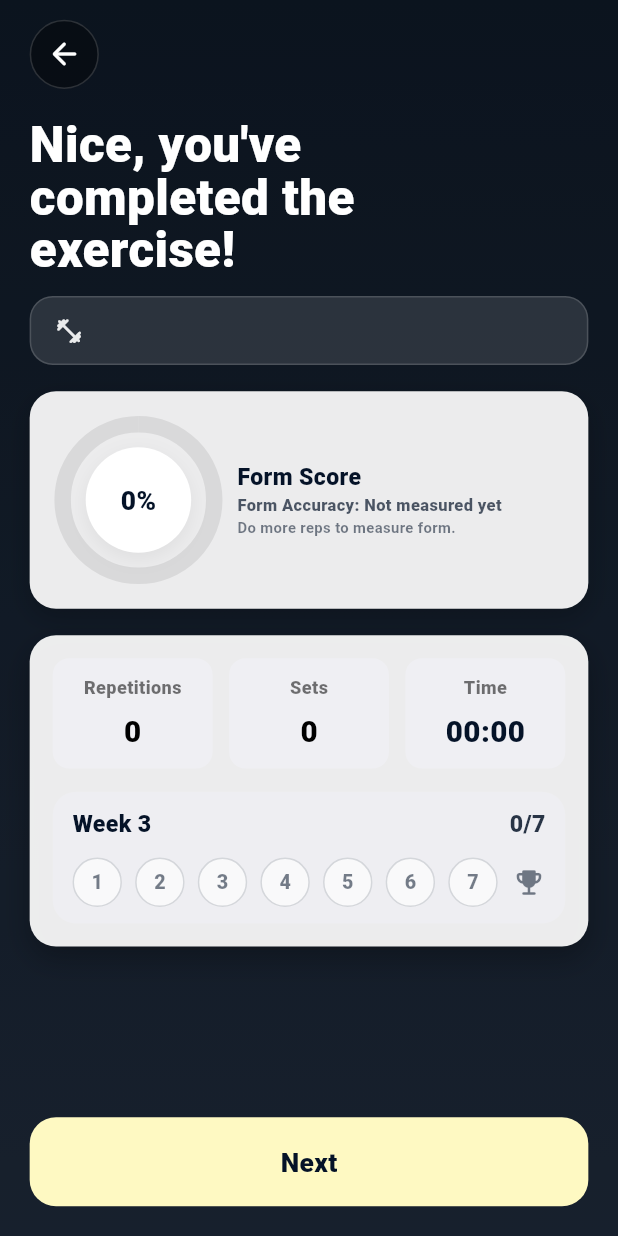
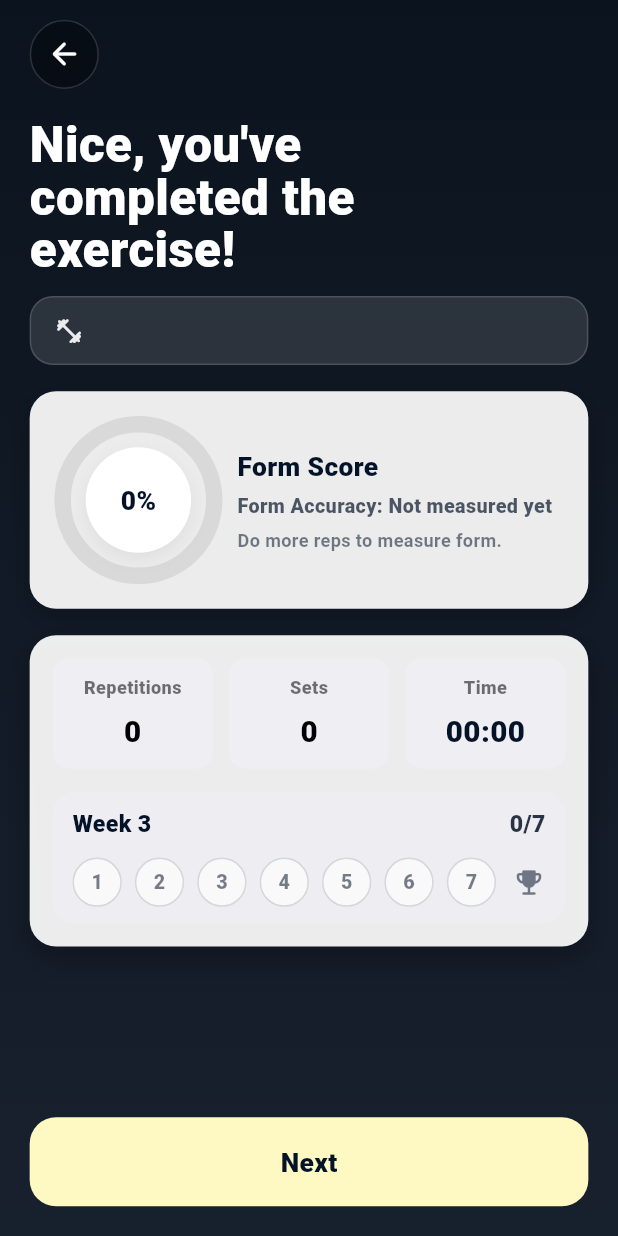
Before and after one commit to quinvrs/perFORM, a Flutter app: the ExerciseSummaryScreen screen opened directly with empty values, on a phone screen of 412 x 824 dp. Run offline on Flutter 3.47's test engine with Material 3 defaults, Android fonts, the phone set to English and light mode, and no system bars; our stand-ins replace camera, flutter_tts, image_picker, permission_handler, sqflite, video_player; missing offline and left inert: google_mlkit_pose_detection; accounts and stored records are empty.

Commit message:
ito na talaga

```diff
--- a/lib/screens/exercise_screen.dart
+++ b/lib/screens/exercise_screen.dart
@@ -1877,7 +1877,9 @@ class _ExerciseSummaryScreenState extends State<ExerciseSummaryScreen> {
 
   @override
   Widget build(BuildContext context) {
-    final s = MediaQuery.sizeOf(context).width / 375.0;
+    final mq = MediaQuery.of(context);
+    final s = (mq.size.shortestSide / 375.0).clamp(0.90, 1.10);
+
     final state = AppStateScope.of(context);
 
     final now = DateTime.now();
@@ -2165,6 +2167,13 @@ class _WeeklyProgressRow extends StatelessWidget {
           SizedBox(height: 10 * s),
           Row(
             children: [
+                Expanded(
+                  child: FittedBox(
+                    fit: BoxFit.scaleDown,
+                    alignment: Alignment.centerLeft,
+                    child: Row(
+                      mainAxisSize: MainAxisSize.min,
+                      children: [
                         for (int i = 0; i < 7; i++) ...[
                           _DayDot(
                             s: s,
@@ -2175,7 +2184,11 @@ class _WeeklyProgressRow extends StatelessWidget {
                           ),
                           if (i != 6) SizedBox(width: 8 * s),
                         ],
-              const Spacer(),
+                      ],
+                    ),
+                  ),
+                ),
+                SizedBox(width: 10 * s),
                 Icon(
                   Icons.emoji_events_rounded,
                   color: ink.withValues(alpha: 0.55),
@@ -2334,7 +2347,7 @@ class _FormScoreRingCard extends StatelessWidget {
                 'Form Score',
                 style: TextStyle(
                   color: _ink,
-                  fontSize: 14 * s,
+                  fontSize: 16 * s,
                   fontWeight: FontWeight.w900,
                 ),
               ),
@@ -2343,19 +2356,22 @@ class _FormScoreRingCard extends StatelessWidget {
                 _label(v),
                 style: TextStyle(
                   color: _ink.withValues(alpha: 0.70),
-                  fontSize: 10 * s,
+                  fontSize: 12 * s,
                   fontWeight: FontWeight.w800,
-                  height: 0.20,
+                  height: 1.20,
                 ),
               ),
               SizedBox(height: 7 * s),
               // small hint text
               Text(
                 v <= 0 ? 'Do more reps to measure form.' : 'Keep going to improve your score.',
+                maxLines: 2,
+                overflow: TextOverflow.ellipsis,
                 style: TextStyle(
                   color: _ink.withValues(alpha: 0.55),
-                  fontSize: 9 * s,
+                  fontSize: 11 * s,
                   fontWeight: FontWeight.w600,
+                  height: 1.2,
                 ),
               ),
             ],
```
Lines whose indentation alone changed are shown as unchanged.
